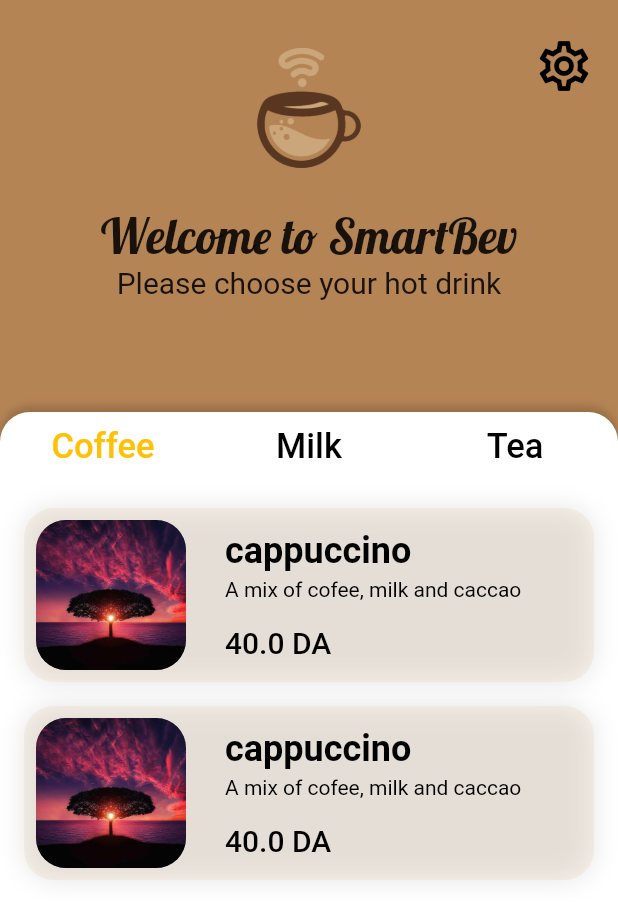
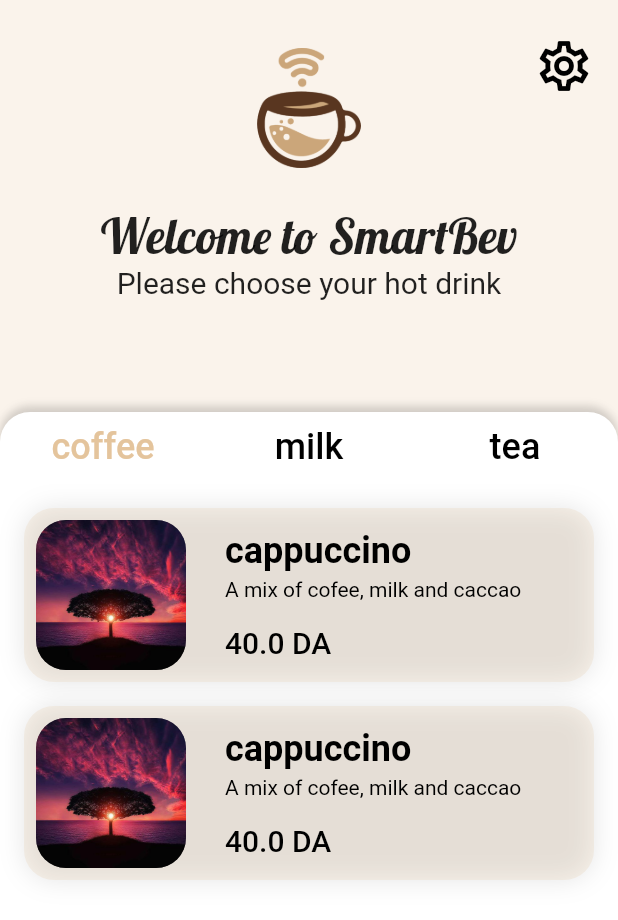
Before and after one commit to RyanBelbachir/InnovIT_2CS_Project_AppTablette, a Flutter app: the screen it shows after launch, on a phone screen of 412 x 824 dp. Shown: the top 920 px of the screen. Run offline on Flutter 3.47's test engine with Material 2 defaults, Android fonts, the phone set to English and light mode, and no system bars; drawn by our look-alikes of drop_shadow_image; Roboto replaces fonts that are missing (Outfit).

Commit message:
added custom style classes

```diff
--- a/lib/pages/home.dart
+++ b/lib/pages/home.dart
@@ -1,6 +1,7 @@
 import 'package:flutter/material.dart';
 import '../widgets/tabs.dart';
 import '../bussiness/drink.dart';
+import '../styles/theme.dart';
 
 class HomePage extends StatefulWidget {
   const HomePage({super.key});
@@ -10,20 +11,21 @@ class HomePage extends StatefulWidget {
 }
 
 class _HomePageState extends State<HomePage> {
+  // static data
   final List<Drink> drinks = List.of([
     Drink("cappuccino", "A mix of cofee, milk and caccao",
-        "assets/images/tree.jpg", 40.0, "coffee"),
+        "assets/images/tree.jpg", 40.00, "coffee"),
     Drink("cappuccino", "A mix of cofee, milk and caccao",
-        "assets/images/tree.jpg", 40.0, "coffee"),
+        "assets/images/tree.jpg", 40.00, "coffee"),
     Drink("cappuccino", "A mix of cofee, milk and caccao",
-        "assets/images/tree.jpg", 40.0, "milk"),
+        "assets/images/tree.jpg", 40.00, "milk"),
     Drink("cappuccino", "A mix of cofee, milk and caccao",
-        "assets/images/tree.jpg", 40.0, "tea"),
+        "assets/images/tree.jpg", 40.00, "tea"),
   ]);
   @override
   Widget build(BuildContext context) {
     return Scaffold(
-      backgroundColor: const Color.fromARGB(255, 180, 132, 84),
+      backgroundColor: CustomColors.bgColor,
       body: SafeArea(
         child: Stack(children: [
           Positioned(
@@ -75,22 +77,7 @@ class _HomePageState extends State<HomePage> {
                 ),
                 Container(
                     height: (MediaQuery.of(context).size.height * 2) / 3,
-                    decoration: BoxDecoration(
-                        color: Colors.white,
-                        boxShadow: [
-                          BoxShadow(
-                            color: Colors.black.withOpacity(0.16),
-                            blurRadius: 4.0,
-                            spreadRadius: 0,
-                            offset: const Offset(
-                              0,
-                              -4,
-                            ),
-                          )
-                        ],
-                        borderRadius: const BorderRadius.only(
-                            topRight: Radius.circular(20),
-                            topLeft: Radius.circular(20))),
+                    decoration: Decorations.bodyDecoration,
                     child: Tabs(drinks: drinks))
               ],
             ),
--- /dev/null
+++ b/lib/styles/theme.dart
@@ -0,0 +1,128 @@
+import 'package:flutter/material.dart';
+
+class CustomColors {
+  // colors
+  static final Color bgColor = const Color(0xffE4C49C).withOpacity(0.2);
+  static const Color expressoColor = Color(0xffE4C49C);
+  static const Color darkCoffeeColor = Color(0xffB48454);
+  static const Color whiteColor = Color(0xffFBFBFB);
+  static const Color blackColor = Color(0xff251201);
+  static const Color greenColor = Color(0xff04542C);
+  static const Color lightGreenColor = Color(0xff0A9A52);
+  static const Color redColor = Color(0xff9A1E0D);
+  static const Color lightRedColor = Color(0xffEF2F14);
+}
+
+class Borders {
+  static const BorderRadius borderRadius =
+      BorderRadius.all(Radius.circular(20));
+}
+
+class Fonts {
+  static const TextStyle bold40 = TextStyle(
+      fontFamily: "Outfit",
+      fontSize: 40,
+      fontWeight: FontWeight.bold,
+      color: CustomColors.blackColor);
+  static const TextStyle bold24 = TextStyle(
+      fontFamily: "Outfit",
+      fontSize: 24,
+      fontWeight: FontWeight.bold,
+      color: CustomColors.blackColor);
+  static const TextStyle bold24White = TextStyle(
+      fontFamily: "Outfit",
+      fontSize: 24,
+      fontWeight: FontWeight.bold,
+      color: CustomColors.whiteColor);
+  static const TextStyle bold24Red = TextStyle(
+      fontFamily: "Outfit",
+      fontSize: 24,
+      fontWeight: FontWeight.bold,
+      color: CustomColors.whiteColor);
+  static const TextStyle bold24Green = TextStyle(
+      fontFamily: "Outfit",
+      fontSize: 24,
+      fontWeight: FontWeight.bold,
+      color: CustomColors.whiteColor);
+  static const TextStyle medium20 = TextStyle(
+      fontFamily: "Outfit",
+      fontSize: 20,
+      fontWeight: FontWeight.w500,
+      color: CustomColors.blackColor);
+  static const TextStyle regular20 = TextStyle(
+      fontFamily: "Outfit",
+      fontSize: 20,
+      fontWeight: FontWeight.w400,
+      color: CustomColors.blackColor);
+  static const TextStyle light14 = TextStyle(
+      fontFamily: "Outfit",
+      fontSize: 14,
+      fontWeight: FontWeight.w300,
+      color: CustomColors.blackColor);
+  static const TextStyle lobster32 = TextStyle(
+      fontFamily: "Lobster", fontSize: 32, color: CustomColors.blackColor);
+}
+
+class Paddings {
+  static const EdgeInsets paddingTop16 = EdgeInsets.only(top: 16);
+  static const EdgeInsets padding16 = EdgeInsets.all(16);
+  static const EdgeInsets padding8 = EdgeInsets.all(8);
+}
+
+class Gaps {
+  static const Widget gap25 = SizedBox(
+    height: 25,
+  );
+  static const Widget gap16 = SizedBox(
+    height: 16,
+  );
+}
+
+class Decorations {
+  static Decoration cardStyle = BoxDecoration(
+    color: const Color(0xffE4C49C).withOpacity(0.2),
+    borderRadius: BorderRadius.circular(20),
+    boxShadow: [
+      BoxShadow(
+          color: Colors.black.withOpacity(0.1), // shadow color
+          blurRadius: 14, // shadow radius
+          offset: const Offset(0, 0), // shadow offset
+          spreadRadius: 0,
+          blurStyle: BlurStyle.normal)
+    ],
+  );
+  static Decoration bodyDecoration = BoxDecoration(
+      color: Colors.white,
+      boxShadow: [
+        BoxShadow(
+          color: Colors.black.withOpacity(0.16),
+          blurRadius: 4.0,
+          spreadRadius: 0,
+          offset: const Offset(
+            0,
+            -4,
+          ),
+        )
+      ],
+      borderRadius: const BorderRadius.only(
+          topRight: Radius.circular(20), topLeft: Radius.circular(20)));
+}
+
+class CustomIcons {
+  static const Icon backIcon = Icon(Icons.arrow_back_ios);
+  static const Icon tempIcon = Icon(
+    Icons.device_thermostat,
+    color: CustomColors.blackColor,
+    size: 62.5,
+  );
+  static const Icon ingsIcon = Icon(
+    Icons.settings_input_component,
+    color: CustomColors.blackColor,
+    size: 62.5,
+  );
+  static const Icon recIcon = Icon(
+    Icons.radio_button_checked,
+    color: CustomColors.blackColor,
+    size: 62.5,
+  );
+}
--- a/lib/widgets/tabs.dart
+++ b/lib/widgets/tabs.dart
@@ -1,6 +1,7 @@
 import "package:flutter/material.dart";
 import '../bussiness/drink.dart';
 import '../widgets/card.dart';
+import '../styles/theme.dart';
 
 class Tabs extends StatefulWidget {
   final List<Drink> drinks;
@@ -17,18 +18,13 @@ class _TabsState extends State<Tabs> {
     return DefaultTabController(
       length: 3,
       child: Column(children: [
-        const TabBar(
-          splashBorderRadius: BorderRadius.all(Radius.circular(20)),
-          labelColor: Colors.amber,
-          labelStyle: TextStyle(fontSize: 23),
-          unselectedLabelColor: Colors.black,
-          indicator: BoxDecoration(),
-          tabs: [
-            Tab(text: "Coffee"),
-            Tab(text: "Milk"),
-            Tab(text: "Tea"),
-          ],
-        ),
+        TabBar(
+            splashBorderRadius: Borders.borderRadius,
+            labelColor: CustomColors.expressoColor,
+            labelStyle: const TextStyle(fontSize: 24),
+            unselectedLabelColor: Colors.black,
+            indicator: const BoxDecoration(),
+            tabs: widget.categories.map((cat) => Tab(text: cat)).toList()),
         Expanded(
           child: Container(
             color: Colors.white,
```
